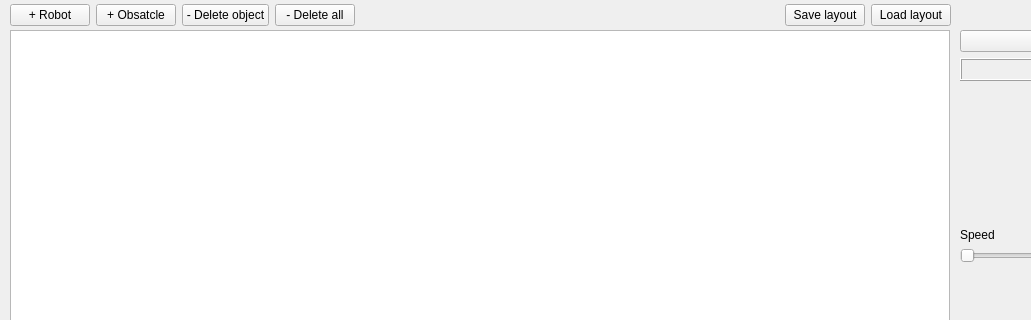
Before: the Qt Designer form forms/mainwindow.ui in pomjak/robotCollisionDetection, drawn with Qt 5; both pictures show x 0 to 1031 and y 0 to 320 of the 1221 by 877 pixel window.
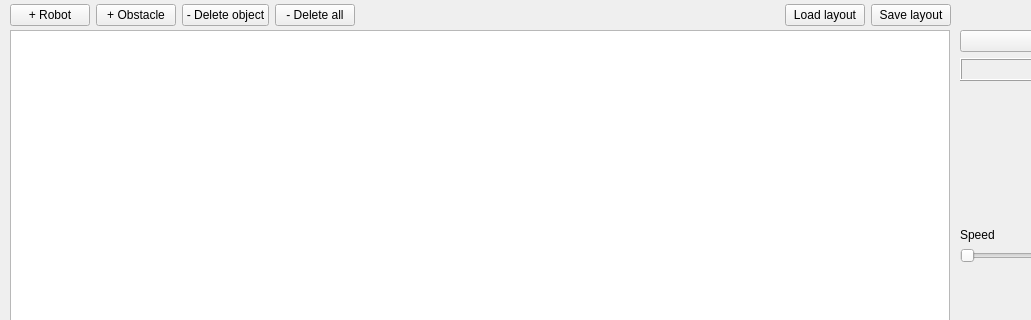
After: the same form once the commit is applied.

Commit message: fix(form): updated form

What changed in the file:
```diff
--- a/forms/mainwindow.ui
+++ b/forms/mainwindow.ui
@@ -205,7 +205,7 @@
      <item>
       <widget class="QPushButton" name="addObstacleButton">
        <property name="text">
-        <string>+ Obsatcle</string>
+        <string>+ Obstacle</string>
        </property>
       </widget>
      </item>
@@ -236,16 +236,6 @@
        </property>
       </spacer>
      </item>
-     <item>
-      <widget class="QPushButton" name="exportButton">
-       <property name="contextMenuPolicy">
-        <enum>Qt::NoContextMenu</enum>
-       </property>
-       <property name="text">
-        <string>Save layout</string>
-       </property>
-      </widget>
-     </item>
      <item>
       <widget class="QPushButton" name="importButton">
        <property name="enabled">
@@ -256,6 +246,16 @@
        </property>
       </widget>
      </item>
+     <item>
+      <widget class="QPushButton" name="exportButton">
+       <property name="contextMenuPolicy">
+        <enum>Qt::NoContextMenu</enum>
+       </property>
+       <property name="text">
+        <string>Save layout</string>
+       </property>
+      </widget>
+     </item>
     </layout>
    </widget>
   </widget>
```
Left out of the diff: 1 changed line with no effect on the pictures.
